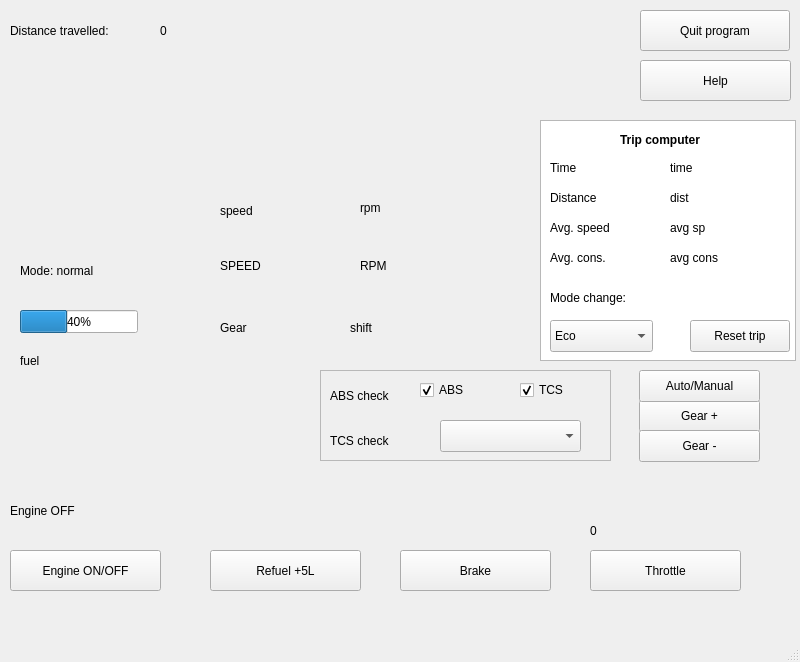
This is mainwindow.ui in lbobiko/car_gui as Qt 5 draws it before an edit. The edited form follows.
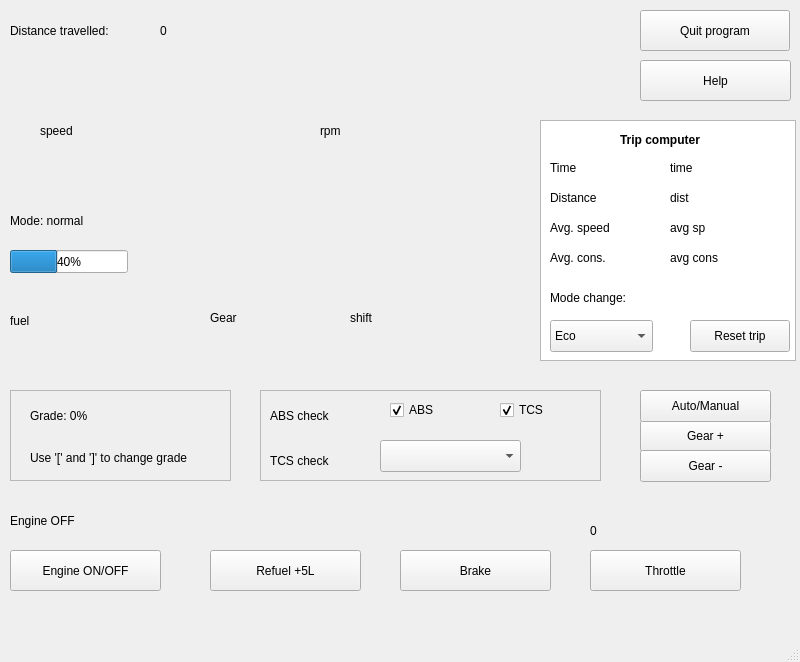
This is the edited form.

Diff of the .ui file:
```diff
--- a/mainwindow.ui
+++ b/mainwindow.ui
@@ -68,9 +68,9 @@
    <widget class="QLabel" name="speedInfo">
     <property name="geometry">
      <rect>
-      <x>220</x>
-      <y>190</y>
-      <width>111</width>
+      <x>40</x>
+      <y>110</y>
+      <width>151</width>
       <height>41</height>
      </rect>
     </property>
@@ -78,19 +78,6 @@
      <string>speed</string>
     </property>
    </widget>
-   <widget class="QLabel" name="speedText">
-    <property name="geometry">
-     <rect>
-      <x>220</x>
-      <y>250</y>
-      <width>61</width>
-      <height>31</height>
-     </rect>
-    </property>
-    <property name="text">
-     <string>SPEED</string>
-    </property>
-   </widget>
    <widget class="QLabel" name="distanceText">
     <property name="geometry">
      <rect>
@@ -121,7 +108,7 @@
     <property name="geometry">
      <rect>
       <x>10</x>
-      <y>490</y>
+      <y>500</y>
       <width>121</width>
       <height>41</height>
      </rect>
@@ -204,8 +191,8 @@
    <widget class="QLabel" name="fuelInfo">
     <property name="geometry">
      <rect>
-      <x>20</x>
-      <y>340</y>
+      <x>10</x>
+      <y>300</y>
       <width>180</width>
       <height>41</height>
      </rect>
@@ -419,8 +406,8 @@
    <widget class="QLabel" name="modeLabel">
     <property name="geometry">
      <rect>
-      <x>20</x>
-      <y>250</y>
+      <x>10</x>
+      <y>200</y>
       <width>141</width>
       <height>41</height>
      </rect>
@@ -432,8 +419,8 @@
    <widget class="QProgressBar" name="fuelBar">
     <property name="geometry">
      <rect>
-      <x>20</x>
-      <y>310</y>
+      <x>10</x>
+      <y>250</y>
       <width>118</width>
       <height>23</height>
      </rect>
@@ -448,8 +435,8 @@
    <widget class="QLabel" name="gearInfo">
     <property name="geometry">
      <rect>
-      <x>220</x>
-      <y>320</y>
+      <x>210</x>
+      <y>310</y>
       <width>58</width>
       <height>16</height>
      </rect>
@@ -458,26 +445,13 @@
      <string>Gear</string>
     </property>
    </widget>
-   <widget class="QLabel" name="speedText_2">
-    <property name="geometry">
-     <rect>
-      <x>360</x>
-      <y>250</y>
-      <width>61</width>
-      <height>31</height>
-     </rect>
-    </property>
-    <property name="text">
-     <string>RPM</string>
-    </property>
-   </widget>
    <widget class="QLabel" name="rpmInfo">
     <property name="geometry">
      <rect>
-      <x>360</x>
-      <y>200</y>
-      <width>101</width>
-      <height>16</height>
+      <x>320</x>
+      <y>110</y>
+      <width>201</width>
+      <height>41</height>
      </rect>
     </property>
     <property name="text">
@@ -488,7 +462,7 @@
     <property name="geometry">
      <rect>
       <x>350</x>
-      <y>320</y>
+      <y>310</y>
       <width>151</width>
       <height>16</height>
      </rect>
@@ -500,9 +474,9 @@
    <widget class="QPushButton" name="btnShiftUp">
     <property name="geometry">
      <rect>
-      <x>639</x>
-      <y>400</y>
-      <width>121</width>
+      <x>640</x>
+      <y>420</y>
+      <width>131</width>
       <height>32</height>
      </rect>
     </property>
@@ -516,9 +490,9 @@
    <widget class="QPushButton" name="btnShiftDown">
     <property name="geometry">
      <rect>
-      <x>639</x>
-      <y>430</y>
-      <width>121</width>
+      <x>640</x>
+      <y>450</y>
+      <width>131</width>
       <height>32</height>
      </rect>
     </property>
@@ -532,9 +506,9 @@
    <widget class="QPushButton" name="btnToggleShiftMode">
     <property name="geometry">
      <rect>
-      <x>639</x>
-      <y>370</y>
-      <width>121</width>
+      <x>640</x>
+      <y>390</y>
+      <width>131</width>
       <height>32</height>
      </rect>
     </property>
@@ -548,9 +522,9 @@
    <widget class="QFrame" name="frame">
     <property name="geometry">
      <rect>
-      <x>320</x>
-      <y>370</y>
-      <width>291</width>
+      <x>260</x>
+      <y>390</y>
+      <width>341</width>
       <height>91</height>
      </rect>
     </property>
@@ -576,7 +550,7 @@
     <widget class="QCheckBox" name="absCheckBox">
      <property name="geometry">
       <rect>
-       <x>100</x>
+       <x>130</x>
        <y>10</y>
        <width>85</width>
        <height>20</height>
@@ -595,7 +569,7 @@
     <widget class="QCheckBox" name="tcsCheckBox">
      <property name="geometry">
       <rect>
-       <x>200</x>
+       <x>240</x>
        <y>10</y>
        <width>85</width>
        <height>20</height>
@@ -638,6 +612,61 @@
      </property>
     </widget>
    </widget>
+   <widget class="QFrame" name="frame_2">
+    <property name="geometry">
+     <rect>
+      <x>10</x>
+      <y>390</y>
+      <width>221</width>
+      <height>91</height>
+     </rect>
+    </property>
+    <property name="frameShape">
+     <enum>QFrame::Shape::StyledPanel</enum>
+    </property>
+    <property name="frameShadow">
+     <enum>QFrame::Shadow::Raised</enum>
+    </property>
+    <widget class="QLabel" name="gradeInfo">
+     <property name="geometry">
+      <rect>
+       <x>20</x>
+       <y>10</y>
+       <width>181</width>
+       <height>31</height>
+      </rect>
+     </property>
+     <property name="text">
+      <string>Grade: 0%</string>
+     </property>
+    </widget>
+    <widget class="QLabel" name="label_7">
+     <property name="geometry">
+      <rect>
+       <x>20</x>
+       <y>60</y>
+       <width>191</width>
+       <height>16</height>
+      </rect>
+     </property>
+     <property name="text">
+      <string>Use '[' and ']' to change grade</string>
+     </property>
+    </widget>
+   </widget>
+   <widget class="QLabel" name="pauseInfo">
+    <property name="geometry">
+     <rect>
+      <x>300</x>
+      <y>10</y>
+      <width>121</width>
+      <height>31</height>
+     </rect>
+    </property>
+    <property name="text">
+     <string/>
+    </property>
+   </widget>
   </widget>
   <widget class="QMenuBar" name="menubar">
    <property name="geometry">
```
